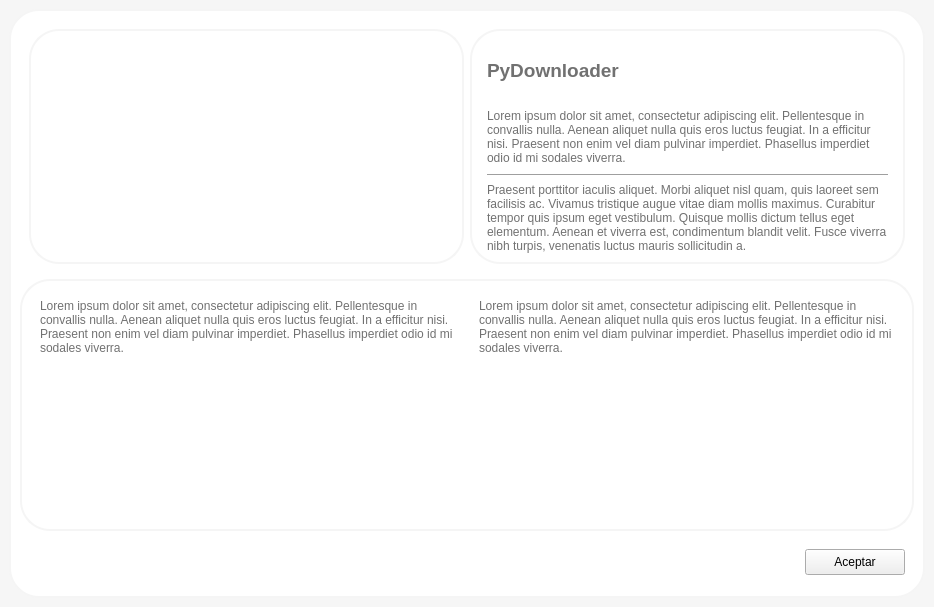
First picture: the form in app/gui/About.ui, repository caicesardev/PyDownload, before the edit.
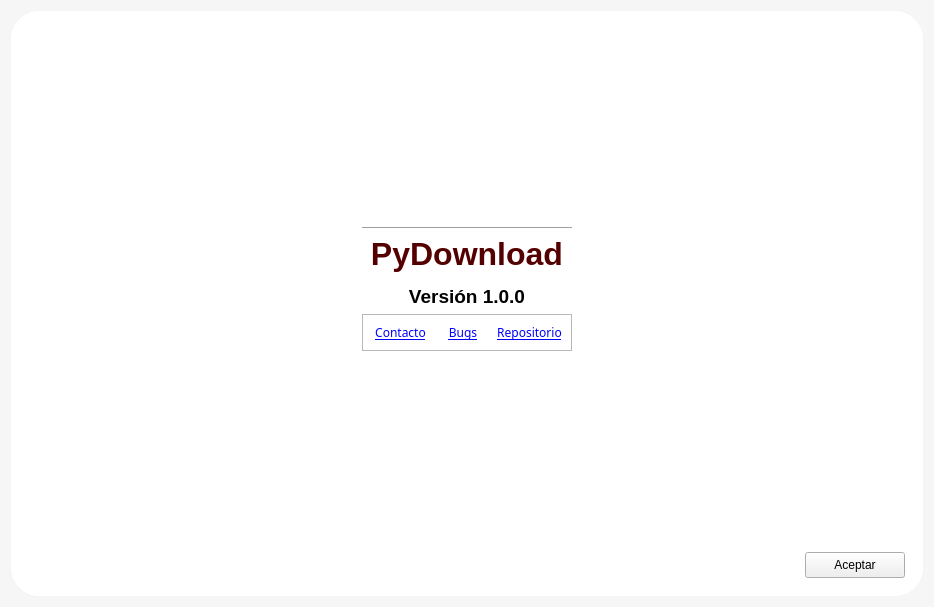
Second picture: the form after the edit. Icons and pictures are not drawn.

What changed in the file:
```diff
--- a/app/gui/About.ui
+++ b/app/gui/About.ui
@@ -38,18 +38,31 @@
       <layout class="QVBoxLayout" name="verticalLayout">
        <item>
         <widget class="QFrame" name="top_frame">
-         <layout class="QHBoxLayout" name="horizontalLayout">
-          <item>
-           <widget class="QFrame" name="logo_frame">
-            <property name="styleSheet">
-             <string notr="true">QFrame#logo_frame{
-	border: 2px solid whitesmoke;
-	border-radius: 30px;
-	background: white;
-}</string>
-            </property>
-            <layout class="QHBoxLayout" name="horizontalLayout_2">
-             <item>
+         <layout class="QGridLayout" name="gridLayout_2">
+          <item row="0" column="1">
+           <widget class="QFrame" name="content_frame">
+            <layout class="QGridLayout" name="gridLayout_3">
+             <item row="2" column="0">
+              <widget class="Line" name="line">
+               <property name="orientation">
+                <enum>Qt::Horizontal</enum>
+               </property>
+              </widget>
+             </item>
+             <item row="0" column="0">
+              <spacer name="verticalSpacer">
+               <property name="orientation">
+                <enum>Qt::Vertical</enum>
+               </property>
+               <property name="sizeHint" stdset="0">
+                <size>
+                 <width>20</width>
+                 <height>40</height>
+                </size>
+               </property>
+              </spacer>
+             </item>
+             <item row="1" column="0">
               <widget class="QLabel" name="logo">
                <property name="maximumSize">
                 <size>
@@ -71,123 +84,93 @@
                </property>
               </widget>
              </item>
-            </layout>
-           </widget>
-          </item>
-          <item>
-           <widget class="QFrame" name="app_name_frame">
-            <property name="styleSheet">
-             <string notr="true">QFrame#app_name_frame{
-	border: 2px solid whitesmoke;
-	border-radius: 30px;
-	background: white;
-}</string>
-            </property>
-            <layout class="QVBoxLayout" name="verticalLayout_2">
-             <property name="leftMargin">
-              <number>15</number>
-             </property>
-             <property name="rightMargin">
-              <number>15</number>
-             </property>
-             <item>
-              <widget class="QLabel" name="label_2">
-               <property name="font">
-                <font/>
-               </property>
-               <property name="text">
-                <string>&lt;html&gt;&lt;head/&gt;&lt;body&gt;&lt;p&gt;&lt;span style=&quot; font-size:14pt; font-weight:700; color:#717171;&quot;&gt;PyDownloader&lt;/span&gt;&lt;/p&gt;&lt;/body&gt;&lt;/html&gt;</string>
-               </property>
-              </widget>
-             </item>
-             <item>
-              <widget class="QLabel" name="description_label">
-               <property name="font">
-                <font/>
-               </property>
-               <property name="text">
-                <string>&lt;html&gt;&lt;head/&gt;&lt;body&gt;&lt;p&gt;&lt;span style=&quot; color:#717171;&quot;&gt;Lorem ipsum dolor sit amet, consectetur adipiscing elit. Pellentesque in convallis nulla. Aenean aliquet nulla quis eros luctus feugiat. In a efficitur nisi. Praesent non enim vel diam pulvinar imperdiet. Phasellus imperdiet odio id mi sodales viverra.&lt;/span&gt;&lt;/p&gt;&lt;/body&gt;&lt;/html&gt;</string>
-               </property>
-               <property name="wordWrap">
-                <bool>true</bool>
-               </property>
-              </widget>
-             </item>
-             <item>
-              <widget class="Line" name="line">
+             <item row="5" column="0">
+              <spacer name="verticalSpacer_2">
                <property name="orientation">
-                <enum>Qt::Horizontal</enum>
+                <enum>Qt::Vertical</enum>
                </property>
-              </widget>
+               <property name="sizeHint" stdset="0">
+                <size>
+                 <width>20</width>
+                 <height>40</height>
+                </size>
+               </property>
+              </spacer>
              </item>
-             <item>
+             <item row="3" column="0">
               <widget class="QLabel" name="label">
-               <property name="font">
-                <font/>
-               </property>
                <property name="text">
-                <string>&lt;html&gt;&lt;head/&gt;&lt;body&gt;&lt;p&gt;&lt;span style=&quot; color:#717171;&quot;&gt;Praesent porttitor iaculis aliquet. Morbi aliquet nisl quam, quis laoreet sem facilisis ac. Vivamus tristique augue vitae diam mollis maximus. Curabitur tempor quis ipsum eget vestibulum. Quisque mollis dictum tellus eget elementum. Aenean et viverra est, condimentum blandit velit. Fusce viverra nibh turpis, venenatis luctus mauris sollicitudin a. &lt;/span&gt;&lt;/p&gt;&lt;/body&gt;&lt;/html&gt;</string>
+                <string>&lt;html&gt;&lt;head/&gt;&lt;body&gt;&lt;p align=&quot;center&quot;&gt;&lt;span style=&quot; font-size:24pt; font-weight:700; color:#550000;&quot;&gt;PyDownload&lt;/span&gt;&lt;/p&gt;&lt;p align=&quot;center&quot;&gt;&lt;span style=&quot; font-size:14pt; font-weight:700;&quot;&gt;Versión 1.0.0&lt;/span&gt;&lt;/p&gt;&lt;/body&gt;&lt;/html&gt;</string>
                </property>
-               <property name="wordWrap">
-                <bool>true</bool>
-               </property>
-              </widget>
-             </item>
-            </layout>
-           </widget>
-          </item>
-         </layout>
-        </widget>
-       </item>
-       <item>
-        <widget class="QFrame" name="bottom_frame">
-         <property name="styleSheet">
-          <string notr="true">QFrame#bottom_frame{
-	border: 2px solid whitesmoke;
-	border-radius: 30px;
-	background: white;
-}</string>
-         </property>
-         <layout class="QHBoxLayout" name="horizontalLayout_3">
-          <item>
-           <widget class="QFrame" name="left_bottom_frame">
-            <layout class="QVBoxLayout" name="verticalLayout_3">
-             <item>
-              <widget class="QLabel" name="description_label_2">
-               <property name="font">
-                <font/>
-               </property>
-               <property name="text">
-                <string>&lt;html&gt;&lt;head/&gt;&lt;body&gt;&lt;p&gt;&lt;span style=&quot; color:#717171;&quot;&gt;Lorem ipsum dolor sit amet, consectetur adipiscing elit. Pellentesque in convallis nulla. Aenean aliquet nulla quis eros luctus feugiat. In a efficitur nisi. Praesent non enim vel diam pulvinar imperdiet. Phasellus imperdiet odio id mi sodales viverra.&lt;/span&gt;&lt;/p&gt;&lt;/body&gt;&lt;/html&gt;</string>
-               </property>
                <property name="alignment">
-                <set>Qt::AlignLeading|Qt::AlignLeft|Qt::AlignTop</set>
+                <set>Qt::AlignHCenter|Qt::AlignTop</set>
                </property>
-               <property name="wordWrap">
-                <bool>true</bool>
-               </property>
               </widget>
              </item>
-            </layout>
-           </widget>
-          </item>
-          <item>
-           <widget class="QFrame" name="right_bottom_frame">
-            <layout class="QVBoxLayout" name="verticalLayout_4">
-             <item>
-              <widget class="QLabel" name="description_label_3">
-               <property name="font">
-                <font/>
+             <item row="4" column="0">
+              <widget class="QFrame" name="useful_links_frame">
+               <property name="frameShape">
+                <enum>QFrame::StyledPanel</enum>
                </property>
-               <property name="text">
-                <string>&lt;html&gt;&lt;head/&gt;&lt;body&gt;&lt;p&gt;&lt;span style=&quot; color:#717171;&quot;&gt;Lorem ipsum dolor sit amet, consectetur adipiscing elit. Pellentesque in convallis nulla. Aenean aliquet nulla quis eros luctus feugiat. In a efficitur nisi. Praesent non enim vel diam pulvinar imperdiet. Phasellus imperdiet odio id mi sodales viverra.&lt;/span&gt;&lt;/p&gt;&lt;/body&gt;&lt;/html&gt;</string>
+               <property name="frameShadow">
+                <enum>QFrame::Raised</enum>
                </property>
-               <property name="alignment">
-                <set>Qt::AlignLeading|Qt::AlignLeft|Qt::AlignTop</set>
-               </property>
-               <property name="wordWrap">
-                <bool>true</bool>
-               </property>
+               <layout class="QHBoxLayout" name="horizontalLayout">
+                <item>
+                 <widget class="QLabel" name="label_2">
+                  <property name="font">
+                   <font>
+                    <family>Araboto-Normal</family>
+                   </font>
+                  </property>
+                  <property name="text">
+                   <string>&lt;html&gt;&lt;head/&gt;&lt;body&gt;&lt;p&gt;&lt;a href=&quot;mailto:caicesardev@gmail.com&quot;&gt;&lt;span style=&quot; text-decoration: underline; color:#0000ff;&quot;&gt;Contacto&lt;/span&gt;&lt;/a&gt;&lt;/p&gt;&lt;/body&gt;&lt;/html&gt;</string>
+                  </property>
+                  <property name="alignment">
+                   <set>Qt::AlignCenter</set>
+                  </property>
+                  <property name="openExternalLinks">
+                   <bool>true</bool>
+                  </property>
+                 </widget>
+                </item>
+                <item>
+                 <widget class="QLabel" name="label_3">
+                  <property name="font">
+                   <font>
+                    <family>Araboto-Normal</family>
+                   </font>
+                  </property>
+                  <property name="text">
+                   <string>&lt;html&gt;&lt;head/&gt;&lt;body&gt;&lt;p&gt;&lt;a href=&quot;mailto:name@email.com&quot;&gt;&lt;span style=&quot; text-decoration: underline; color:#0000ff;&quot;&gt;Bugs&lt;/span&gt;&lt;/a&gt;&lt;/p&gt;&lt;/body&gt;&lt;/html&gt;</string>
+                  </property>
+                  <property name="alignment">
+                   <set>Qt::AlignCenter</set>
+                  </property>
+                  <property name="openExternalLinks">
+                   <bool>true</bool>
+                  </property>
+                 </widget>
+                </item>
+                <item>
+                 <widget class="QLabel" name="label_4">
+                  <property name="font">
+                   <font>
+                    <family>Araboto-Normal</family>
+                   </font>
+                  </property>
+                  <property name="text">
+                   <string>&lt;html&gt;&lt;head/&gt;&lt;body&gt;&lt;p&gt;&lt;a href=&quot;https://www.github.com/caicesardev/PyDownload&quot;&gt;&lt;span style=&quot; text-decoration: underline; color:#0000ff;&quot;&gt;Repositorio&lt;/span&gt;&lt;/a&gt;&lt;/p&gt;&lt;/body&gt;&lt;/html&gt;</string>
+                  </property>
+                  <property name="alignment">
+                   <set>Qt::AlignCenter</set>
+                  </property>
+                  <property name="openExternalLinks">
+                   <bool>true</bool>
+                  </property>
+                 </widget>
+                </item>
+               </layout>
               </widget>
              </item>
             </layout>
```
